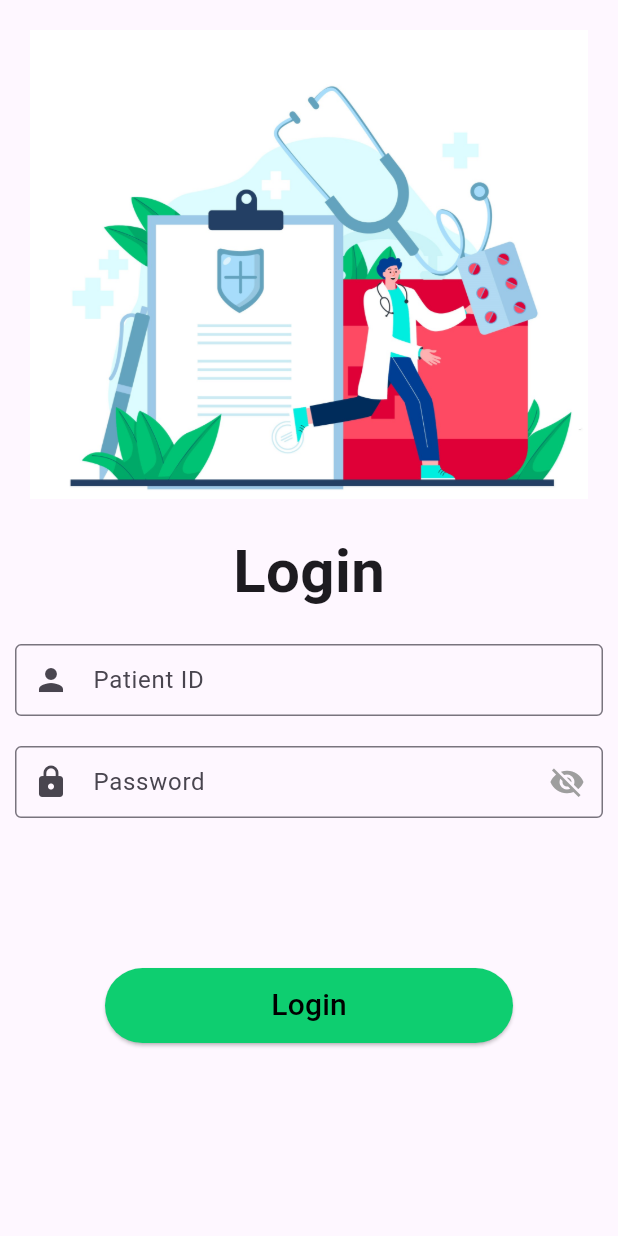
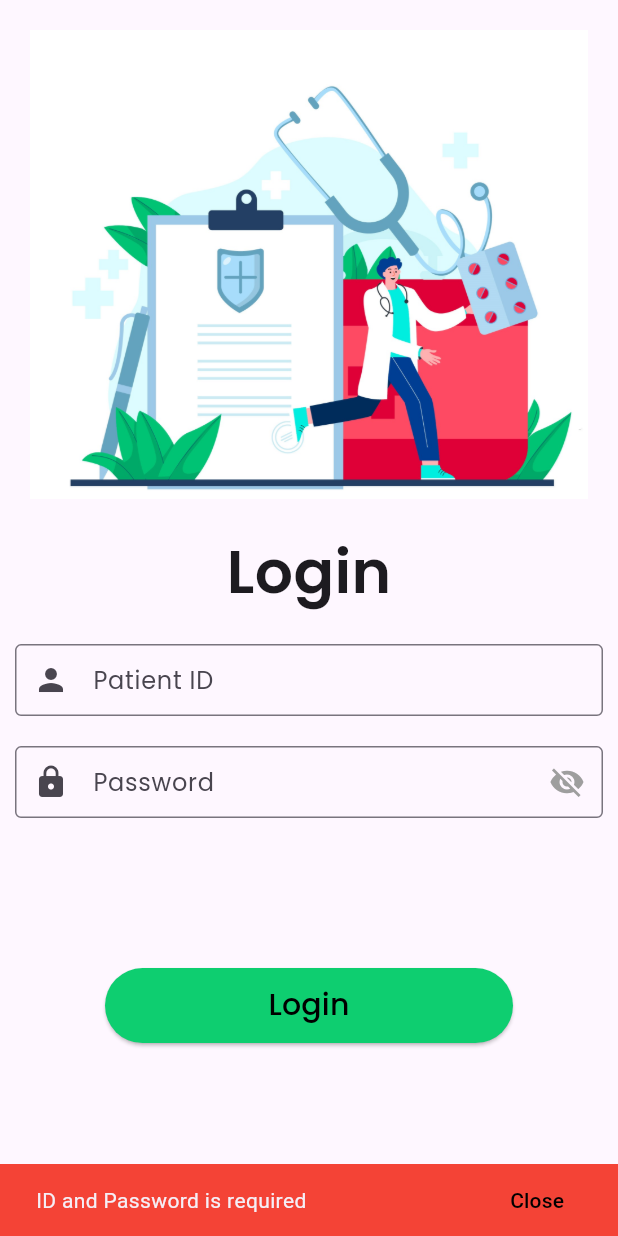
Before and after one commit to PrathameshAdate05/my-wellness-app, a Flutter app: the screen it shows after launch, after a tap on "Login", on a phone screen of 412 x 824 dp. Run offline on Flutter 3.47's test engine with Material 3 defaults, Android fonts, the phone set to English and light mode, and no system bars; our stand-ins replace flutter_easyloading, get.

Commit message:
Added the font and validations in login screen

```diff
--- a/lib/modules/login/login_controller.dart
+++ b/lib/modules/login/login_controller.dart
@@ -1,12 +1,41 @@
+import 'package:flutter/material.dart';
 import 'package:get/get.dart';
 import 'package:my_wellness_mobile/routes/app_routes.dart';
 
 class LoginController extends GetxController {
   RxBool isObscure = true.obs;
+  TextEditingController idController = TextEditingController();
+  TextEditingController passwordController = TextEditingController();
+
   @override
   void onInit() {
     // Future.delayed(Duration(seconds: 2), () {
     //   Get.toNamed(Routes.HOME);
     // });
   }
+
+  onPressedLogin(BuildContext context) {
+    if (idController.text.isEmpty && passwordController.text.isEmpty) {
+      showSnackBar(context, "ID and Password is required", Colors.red);
+    } else if (idController.text.isEmpty) {
+      showSnackBar(context, "ID is required", Colors.red);
+    } else if (passwordController.text.isEmpty) {
+      showSnackBar(context, "Password is required", Colors.red);
+    } else {}
+  }
+
+  showSnackBar(BuildContext context, String message, Color color) {
+    final snackBar = SnackBar(
+      backgroundColor: color,
+      content: Text(message),
+      action: SnackBarAction(
+        label: 'Close',
+        textColor: Colors.black,
+        onPressed: () {
+          ScaffoldMessenger.of(context).hideCurrentSnackBar();
+        },
+      ),
+    );
+    ScaffoldMessenger.of(context).showSnackBar(snackBar);
+  }
 }
--- a/lib/modules/login/login_screen.dart
+++ b/lib/modules/login/login_screen.dart
@@ -18,7 +18,10 @@ class LoginScreen extends StatelessWidget {
             ),
             const Text(
               "Login",
-              style: TextStyle(fontSize: 40, fontWeight: FontWeight.w600),
+              style: TextStyle(
+                  fontSize: 40,
+                  fontWeight: FontWeight.w600,
+                  fontFamily: "Poppins"),
             ),
             const SizedBox(
               height: 20,
@@ -28,8 +31,10 @@ class LoginScreen extends StatelessWidget {
               child: Obx(
                 () => Column(
                   children: [
-                    const TextField(
-                      decoration: InputDecoration(
+                    TextField(
+                      style: const TextStyle(fontFamily: "Poppins"),
+                      controller: controller.idController,
+                      decoration: const InputDecoration(
                           hintText: "Patient ID",
                           border:
                               OutlineInputBorder(), // To remove the default border of the TextField
@@ -42,7 +47,9 @@ class LoginScreen extends StatelessWidget {
                     const SizedBox(
                       height: 20,
                     ),
-                    TextFormField(
+                    TextField(
+                      style: const TextStyle(fontFamily: "Poppins"),
+                      controller: controller.passwordController,
                       decoration: InputDecoration(
                         hintText: "Password",
                         border: const OutlineInputBorder(),
@@ -67,17 +74,18 @@ class LoginScreen extends StatelessWidget {
                     const SizedBox(height: 100),
                     Container(
                       width: Get.width,
-                      margin: EdgeInsets.only(left: 60, right: 60),
+                      margin: const EdgeInsets.only(left: 60, right: 60),
                       height: 50, // Set your desired width here
                       child: ElevatedButton(
                         style: ElevatedButton.styleFrom(
-                          backgroundColor: Color.fromRGBO(14, 206, 112, 1),
+                          backgroundColor:
+                              const Color.fromRGBO(14, 206, 112, 1),
                           foregroundColor: Colors.black,
                         ),
-                        onPressed: () {},
-                        child: Text(
+                        onPressed: () => controller.onPressedLogin(context),
+                        child: const Text(
                           "Login",
-                          style: TextStyle(fontSize: 20),
+                          style: TextStyle(fontSize: 20, fontFamily: "Poppins"),
                         ),
                       ),
                     ),
--- a/lib/modules/splash/splash_screen.dart
+++ b/lib/modules/splash/splash_screen.dart
@@ -35,7 +35,10 @@ class SplashScreen extends StatelessWidget {
                   ),
                   Text(
                     "MyWellness",
-                    style: TextStyle(fontSize: 40, fontWeight: FontWeight.w600),
+                    style: TextStyle(
+                        fontSize: 40,
+                        fontWeight: FontWeight.w600,
+                        fontFamily: "Poppins"),
                   ),
                   SizedBox(
                     width: 5,
@@ -55,6 +58,7 @@ class SplashScreen extends StatelessWidget {
                 "Syncing Your Health Information Securely",
                 style: TextStyle(
                     fontSize: 15,
+                    fontFamily: "Poppins",
                     fontWeight: FontWeight.w400,
                     fontStyle: FontStyle.italic),
               )
```
Also changed, not shown: pubspec.yaml (+17 -0 lines), assets/fonts/Poppins-Black.ttf (added), assets/fonts/Poppins-Bold.ttf (added), assets/fonts/Poppins-ExtraBold.ttf (added), assets/fonts/Poppins-Light.ttf (added), assets/fonts/Poppins-Medium.ttf (added), assets/fonts/Poppins-Regular.ttf (added), assets/fonts/Poppins-SemiBold.ttf (added).
